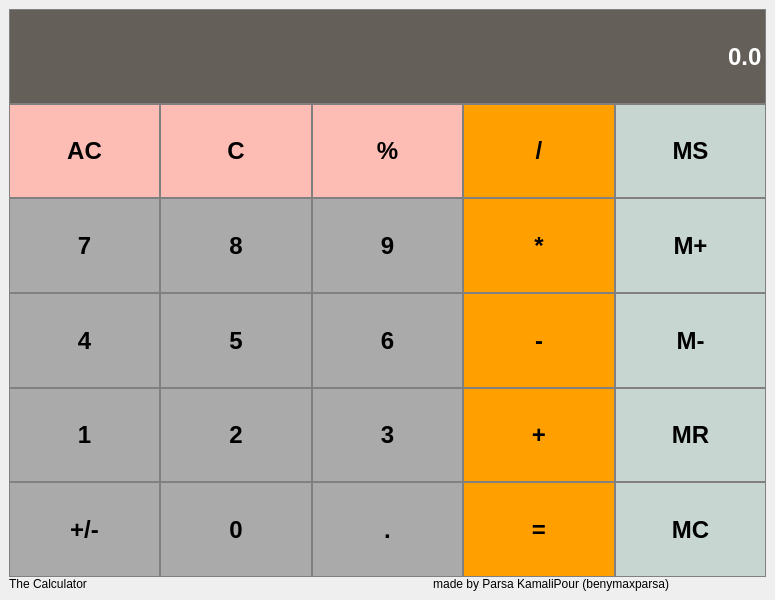
benymaxparsa/Calculator-Qt, file calculator.ui: the form before one commit.
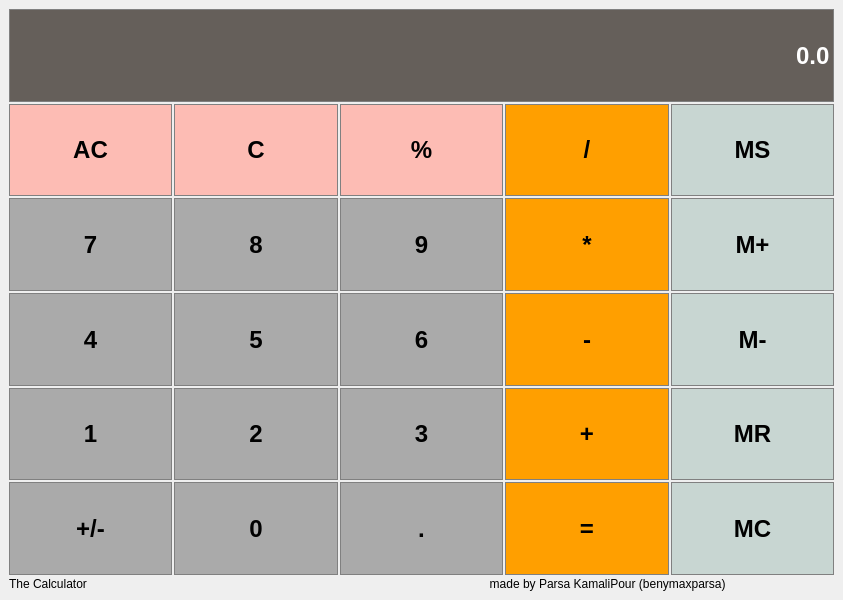
The form after the commit.

Commit message: clear & clear all functinality were added

```diff
--- a/calculator.ui
+++ b/calculator.ui
@@ -6,7 +6,7 @@
    <rect>
     <x>0</x>
     <y>0</y>
-    <width>775</width>
+    <width>843</width>
     <height>600</height>
    </rect>
   </property>
@@ -43,7 +43,7 @@
      <number>9</number>
     </property>
     <property name="spacing">
-     <number>0</number>
+     <number>2</number>
     </property>
     <item row="1" column="4">
      <widget class="QPushButton" name="MemStore">
@@ -638,7 +638,7 @@
        </font>
       </property>
       <property name="text">
-       <string>The Calculator                                                                                                        made by Parsa KamaliPour (benymaxparsa)</string>
+       <string>The Calculator                                                                                                                         made by Parsa KamaliPour (benymaxparsa)</string>
       </property>
      </widget>
     </item>
```
Left out of the diff: 2 changed lines with no effect on the pictures. The commit also changes 2 other files.
